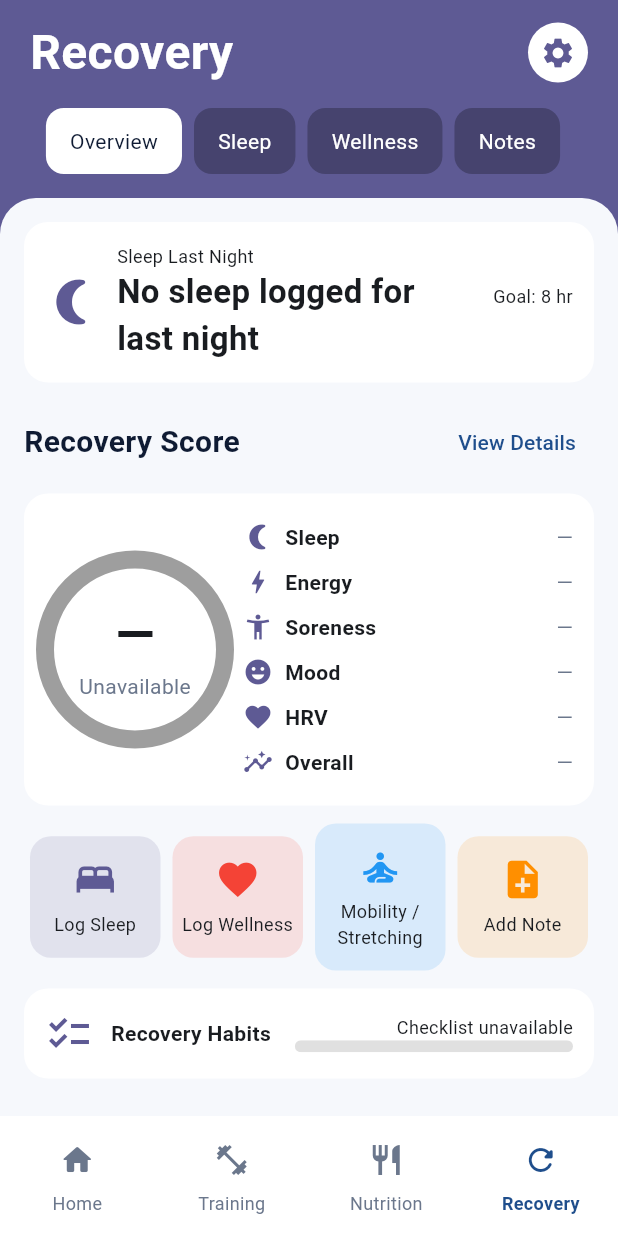
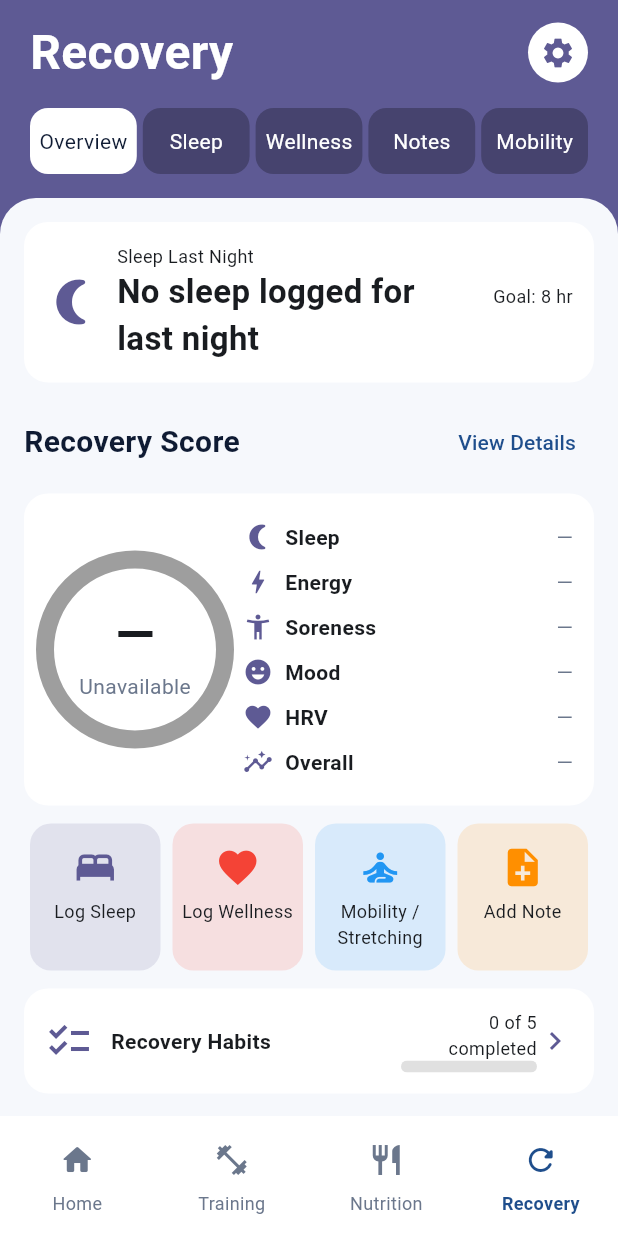
Before and after one commit to Resmeralda/bbj-ios-mobile, a Flutter app: the RecoveryScreen screen opened by its route, after a tap on "Overview", on a phone screen of 412 x 824 dp. Run offline on Flutter 3.47's test engine with Material 3 defaults, Android fonts, the phone set to English and light mode, and no system bars; our stand-ins replace cloud_firestore, firebase_auth, firebase_core, go_router, youtube_player_iframe; accounts and stored records are empty.

Commit message:
BJJ-114: Add mobility and recovery habits

```diff
--- a/lib/data/collection_store.dart
+++ b/lib/data/collection_store.dart
@@ -1,4 +1,3 @@
-
 import 'dart:async';
 
 import 'package:cloud_firestore/cloud_firestore.dart';
@@ -28,6 +27,8 @@ class CollectionStore<T> extends ChangeNotifier {
   List<T> _items = [];
   StreamSubscription<QuerySnapshot<Map<String, dynamic>>>? _sub;
   String? _uid;
+  Object _account = Object();
+  Object get account => _account;
   bool loading = false;
   String? error;
 
@@ -45,6 +46,7 @@ class CollectionStore<T> extends ChangeNotifier {
     _sub?.cancel();
     _sub = null;
     _uid = uid;
+    _account = Object();
     _items = [];
     error = null;
 
@@ -93,7 +95,9 @@ class CollectionStore<T> extends ChangeNotifier {
   void delete(String id) => _write(() => _col?.doc(id).delete());
 
   void _write(Future<void>? Function() op) {
+    final account = _account;
     op()?.catchError((Object e) {
+      if (account != _account) return;
       debugPrint('$path write failed: $e');
       error = 'Could not save your changes.';
       notifyListeners();
@@ -102,6 +106,7 @@ class CollectionStore<T> extends ChangeNotifier {
 
   @override
   void dispose() {
+    _account = Object();
     _sub?.cancel();
     super.dispose();
   }
--- a/lib/data/stores.dart
+++ b/lib/data/stores.dart
@@ -55,6 +55,22 @@ final noteStore = CollectionStore<RecoveryNote>(
   toMap: (e) => e.toMap(),
   idOf: (e) => e.id,
   compare: (a, b) => _newestFirst(a.date, b.date),
+);
+
+final mobilityStore = CollectionStore<MobilityEntry>(
+  path: 'mobility',
+  fromMap: MobilityEntry.fromMap,
+  toMap: (e) => e.toMap(),
+  idOf: (e) => e.id,
+  compare: (a, b) => _newestFirst(a.date, b.date),
+);
+
+final recoveryHabitStore = CollectionStore<RecoveryHabitDay>(
+  path: 'recovery_habits',
+  fromMap: RecoveryHabitDay.fromMap,
+  toMap: (day) => day.toMap(),
+  idOf: (day) => day.id,
+  compare: (a, b) => b.id.compareTo(a.id),
 );
 
 /// Nutrition goals: one document at users/{uid}/settings/nutrition.
@@ -119,6 +135,8 @@ void bindUserData(String? uid) {
   sleepStore.bind(uid);
   wellnessStore.bind(uid);
   noteStore.bind(uid);
+  mobilityStore.bind(uid);
+  recoveryHabitStore.bind(uid);
   goalsStore.bind(uid);
   unawaited(recoverySettingsStore.bind(uid));
 }
--- a/lib/models/health_models.dart
+++ b/lib/models/health_models.dart
@@ -263,3 +263,79 @@ class RecoveryNote {
     'body': body,
   };
 }
+
+enum MobilityActivity {
+  stretching('Stretching'),
+  mobilityExercises('Mobility exercises'),
+  foamRolling('Foam rolling'),
+  yoga('Yoga'),
+  other('Other');
+
+  const MobilityActivity(this.label);
+  final String label;
+}
+
+/// users/{uid}/mobility/{id}
+class MobilityEntry {
+  const MobilityEntry({
+    required this.id,
+    required this.date,
+    required this.activity,
+    required this.minutes,
+    this.bodyArea = '',
+    this.notes = '',
+  });
+
+  final String id;
+  final DateTime date;
+  final MobilityActivity activity;
+  final int minutes;
+  final String bodyArea;
+  final String notes;
+
+  static bool validMinutes(int? minutes) => minutes != null && minutes > 0;
+
+  factory MobilityEntry.fromMap(String id, Map<String, dynamic> data) {
+    final minutes = data['minutes'];
+    final activity = MobilityActivity.values
+        .where((activity) => activity.name == data['activity'])
+        .firstOrNull;
+    if (minutes is! int || !validMinutes(minutes) || activity == null) {
+      throw const FormatException('Invalid mobility activity or duration.');
+    }
+    return MobilityEntry(
+      id: id,
+      date: _recoveryDate(data['date']),
+      activity: activity,
+      minutes: minutes,
+      bodyArea: _str(data['bodyArea']),
+      notes: _str(data['notes']),
+    );
+  }
+
+  Map<String, dynamic> toMap() => {
+    'date': date.toIso8601String(),
+    'activity': activity.name,
+    'minutes': minutes,
+    if (bodyArea.isNotEmpty) 'bodyArea': bodyArea,
+    if (notes.isNotEmpty) 'notes': notes,
+  };
+}
+
+/// users/{uid}/recovery_habits/{localDate}
+class RecoveryHabitDay {
+  const RecoveryHabitDay({required this.id, required this.windDown});
+
+  final String id;
+  final bool windDown;
+
+  static String idFor(DateTime day) =>
+      '${day.year.toString().padLeft(4, '0')}-'
+      '${day.month.toString().padLeft(2, '0')}-'
+      '${day.day.toString().padLeft(2, '0')}';
+
+  factory RecoveryHabitDay.fromMap(String id, Map<String, dynamic> data) =>
+      RecoveryHabitDay(id: id, windDown: data['windDown'] == true);
+
+  Map<String, dynamic> toMap() => {'windDown': windDown};
+}
--- a/lib/screens/nutrition_screen.dart
+++ b/lib/screens/nutrition_screen.dart
@@ -74,6 +74,7 @@ class _NutritionScreenState extends State<NutritionScreen> {
     color: AppColors.nutrition,
     actionIcon: Icons.settings,
     tabs: const ['Log', 'Progress', 'Goals', 'Recipes'],
+    responsiveTabs: true,
     tab: tab,
     onTab: (i) => setState(() => tab = i),
     children: tab == 1
--- /dev/null
+++ b/lib/screens/recovery_habits_card.dart
@@ -0,0 +1,157 @@
+import 'package:flutter/material.dart';
+import 'package:flutter/foundation.dart';
+
+import '../data/collection_store.dart';
+import '../models/health_models.dart';
+import '../theme.dart';
+import '../widgets/common.dart';
+import '../widgets/form_helpers.dart';
+
+class RecoveryHabitsCard extends StatelessWidget {
+  const RecoveryHabitsCard({
+    super.key,
+    required this.day,
+    required this.sleep,
+    required this.wellness,
+    required this.mobility,
+    required this.notes,
+    required this.habits,
+  });
+
+  final ValueListenable<DateTime> day;
+  final CollectionStore<SleepEntry> sleep;
+  final CollectionStore<WellnessEntry> wellness;
+  final CollectionStore<MobilityEntry> mobility;
+  final CollectionStore<RecoveryNote> notes;
+  final CollectionStore<RecoveryHabitDay> habits;
+
+  bool _recorded<T>(CollectionStore<T> store, DateTime Function(T) dateOf) =>
+      store.items.any(
+        (entry) => DateUtils.isSameDay(dateOf(entry).toLocal(), day.value),
+      );
+
+  @override
+  Widget build(BuildContext context) {
+    final changes = Listenable.merge([
+      day,
+      sleep,
+      wellness,
+      mobility,
+      notes,
+      habits,
+    ]);
+    return ListenableBuilder(
+      listenable: changes,
+      builder: (context, _) {
+        final (automatic, windDown, loading, error) = _readHabits();
+        final completed =
+            automatic.values.where((done) => done).length + (windDown ? 1 : 0);
+        final total = automatic.length + 1;
+        return AppCard(
+          onTap: () => showFormSheet(
+            context,
+            ListenableBuilder(listenable: changes, builder: _checklist),
+          ),
+          child: Row(
+            children: [
+              const Icon(Icons.checklist, color: AppColors.recovery, size: 32),
+              const SizedBox(width: 12),
+              const Expanded(
+                flex: 2,
+                child: Text(
+                  'Recovery Habits',
+                  style: TextStyle(fontWeight: FontWeight.bold),
+                ),
+              ),
+              const SizedBox(width: 12),
+              Expanded(
+                child: Column(
+                  crossAxisAlignment: CrossAxisAlignment.end,
+                  children: [
+                    Text(
+                      loading
+                          ? 'Loading habits…'
+                          : error != null
+                          ? 'Habits sync issue'
+                          : '$completed of $total completed',
+                      textAlign: TextAlign.end,
+                      style: const TextStyle(fontSize: 12),
+                    ),
+                    ProgressBar(completed / total, AppColors.recovery),
+                  ],
+                ),
+              ),
+              const Icon(Icons.chevron_right, color: AppColors.recovery),
+            ],
+          ),
+        );
+      },
+    );
+  }
+
+  (Map<String, bool>, bool, bool, String?) _readHabits() {
+    final today = RecoveryHabitDay.idFor(day.value);
+    return (
+      {
+        'Log last night’s sleep': _recorded(sleep, (entry) => entry.date),
+        'Log wellness': _recorded(wellness, (entry) => entry.date),
+        'Log mobility': _recorded(mobility, (entry) => entry.date),
+        'Add a recovery note': _recorded(notes, (entry) => entry.date),
+      },
+      habits.items.any((entry) => entry.id == today && entry.windDown),
+      sleep.loading ||
+          wellness.loading ||
+          mobility.loading ||
+          notes.loading ||
+          habits.loading,
+      sleep.error ??
+          wellness.error ??
+          mobility.error ??
+          notes.error ??
+          habits.error,
+    );
+  }
+
+  Widget _checklist(BuildContext context, Widget? child) {
+    final (automatic, windDown, loading, error) = _readHabits();
+    final account = habits.account;
+    return Column(
+      mainAxisSize: MainAxisSize.min,
+      crossAxisAlignment: CrossAxisAlignment.stretch,
+      children: [
+        const SheetTitle('Daily Recovery Habits'),
+        Text(RecoveryHabitDay.idFor(day.value)),
+        if (loading) const Text('Loading habits…'),
+        if (error != null) Text(error),
+        const SizedBox(height: 8),
+        const Text('The first four habits update from your logs.'),
+        for (final entry in automatic.entries)
+          CheckboxListTile(
+            dense: true,
+            contentPadding: EdgeInsets.zero,
+            title: Text(entry.key),
+            value: entry.value,
+            onChanged: null,
+          ),
+        CheckboxListTile(
+          dense: true,
+          contentPadding: EdgeInsets.zero,
+          title: const Text('Wind-down'),
+          value: windDown,
+          activeColor: AppColors.recovery,
+          onChanged: habits.loading
+              ? null
+              : (value) {
+                  if (account != habits.account) return;
+                  habits.save(
+                    RecoveryHabitDay(
+                      id: RecoveryHabitDay.idFor(day.value),
+                      windDown: value == true,
+                    ),
+                  );
+                },
+        ),
+      ],
+    );
+  }
+}
--- a/lib/screens/recovery_screen.dart
+++ b/lib/screens/recovery_screen.dart
@@ -1,3 +1,5 @@
+import 'dart:async';
+
 import 'package:flutter/material.dart';
 import 'package:go_router/go_router.dart';
 
@@ -10,6 +12,8 @@ import '../models/training_session.dart' show formatDate;
 import '../theme.dart';
 import '../widgets/common.dart';
 import '../widgets/form_helpers.dart';
+import 'recovery_habits_card.dart';
+import 'recovery_mobility_tab.dart';
 import 'recovery_score_widgets.dart';
 import 'recovery_tabs.dart';
 
@@ -19,45 +23,97 @@ class RecoveryScreen extends StatefulWidget {
     this.sleep,
     this.wellness,
     this.notes,
+    this.mobility,
+    this.habits,
     this.settings,
+    this.clock,
   });
 
   final CollectionStore<SleepEntry>? sleep;
   final CollectionStore<WellnessEntry>? wellness;
   final CollectionStore<RecoveryNote>? notes;
+  final CollectionStore<MobilityEntry>? mobility;
+  final CollectionStore<RecoveryHabitDay>? habits;
   final RecoverySettingsStore? settings;
+  final DateTime Function()? clock;
 
   @override
   State<RecoveryScreen> createState() => _RecoveryScreenState();
 }
 
-class _RecoveryScreenState extends State<RecoveryScreen> {
+class _RecoveryScreenState extends State<RecoveryScreen>
+    with WidgetsBindingObserver {
   int tab = 0;
+  late final ValueNotifier<DateTime> _day;
+  Timer? _midnight;
+
+  DateTime _now() => (widget.clock?.call() ?? DateTime.now()).toLocal();
+
+  @override
+  void initState() {
+    super.initState();
+    _day = ValueNotifier(DateUtils.dateOnly(_now()));
+    WidgetsBinding.instance.addObserver(this);
+    _updateDay();
+  }
+
+  void _updateDay() {
+    _midnight?.cancel();
+    final now = _now();
+    _day.value = DateUtils.dateOnly(now);
+    final nextDay = DateTime(now.year, now.month, now.day + 1);
+    _midnight = Timer(nextDay.difference(now), _updateDay);
+  }
+
+  @override
+  void didChangeAppLifecycleState(AppLifecycleState state) {
+    if (state == AppLifecycleState.resumed) _updateDay();
+  }
+
+  @override
+  void dispose() {
+    _midnight?.cancel();
+    _day.dispose();
+    WidgetsBinding.instance.removeObserver(this);
+    super.dispose();
+  }
 
   @override
   Widget build(BuildContext context) {
     final sleep = widget.sleep ?? sleepStore;
     final wellness = widget.wellness ?? wellnessStore;
     final notes = widget.notes ?? noteStore;
+    final mobility = widget.mobility ?? mobilityStore;
+    final habits = widget.habits ?? recoveryHabitStore;
     final settings = widget.settings ?? recoverySettingsStore;
     return ListenableBuilder(
       listenable: Listenable.merge([
         settings,
-        if (tab == 0) ...[sleep, wellness, notes],
+        if (tab == 0) ...[sleep, wellness, notes, _day],
       ]),
       builder: (context, _) => ScreenScaffold(
         title: 'Recovery',
         color: AppColors.recovery,
         actionIcon: Icons.settings,
         onAction: () => context.push('/recovery/settings'),
-        tabs: const ['Overview', 'Sleep', 'Wellness', 'Notes'],
+        tabs: const ['Overview', 'Sleep', 'Wellness', 'Notes', 'Mobility'],
+        responsiveTabs: true,
         tab: tab,
         onTab: (i) => setState(() => tab = i),
         children: switch (tab) {
           1 => [RecoverySleepTab(store: sleep, settings: settings.settings)],
           2 => [RecoveryWellnessTab(store: wellness)],
           3 => [RecoveryNotesTab(store: notes)],
-          _ => _overview(context, sleep, wellness, notes, settings),
+          4 => [RecoveryMobilityTab(store: mobility)],
+          _ => _overview(
+            context,
+            sleep,
+            wellness,
+            notes,
+            mobility,
+            habits,
+            settings,
+          ),
         },
       ),
     );
@@ -68,6 +124,8 @@ class _RecoveryScreenState extends State<RecoveryScreen> {
     CollectionStore<SleepEntry> sleep,
     CollectionStore<WellnessEntry> wellness,
     CollectionStore<RecoveryNote> notes,
+    CollectionStore<MobilityEntry> mobility,
+    CollectionStore<RecoveryHabitDay> habits,
     RecoverySettingsStore settingsStore,
   ) {
     final assessment = readRecoveryAssessment(sleep, wellness, settingsStore);
@@ -186,7 +244,9 @@ class _RecoveryScreenState extends State<RecoveryScreen> {
           ],
         ),
       ),
-      Row(
+      IntrinsicHeight(
+        child: Row(
+          crossAxisAlignment: CrossAxisAlignment.stretch,
           children: [
             QuickTile(
               Icons.bed,
@@ -200,10 +260,11 @@ class _RecoveryScreenState extends State<RecoveryScreen> {
               Colors.red,
               onTap: () => showLogWellnessForm(context, wellness),
             ),
-          const QuickTile(
+            QuickTile(
               Icons.self_improvement,
               'Mobility / Stretching',
               Colors.blue,
+              onTap: () => showMobilityForm(context, mobility),
             ),
             QuickTile(
               Icons.note_add,
@@ -213,28 +274,15 @@ class _RecoveryScreenState extends State<RecoveryScreen> {
             ),
           ],
         ),
+      ),
       const SizedBox(height: 12),
-      const AppCard(
-        child: Row(
-          children: [
-            Icon(Icons.checklist, color: AppColors.recovery, size: 32),
-            SizedBox(width: 12),
-            Text(
-              'Recovery Habits',
-              style: TextStyle(fontWeight: FontWeight.bold),
-            ),
-            SizedBox(width: 16),
-            Expanded(
-              child: Column(
-                crossAxisAlignment: CrossAxisAlignment.end,
-                children: [
-                  Text('Checklist unavailable', style: TextStyle(fontSize: 12)),
-                  ProgressBar(0, Colors.grey),
-                ],
-              ),
-            ),
-          ],
-        ),
+      RecoveryHabitsCard(
+        day: _day,
+        sleep: sleep,
+        wellness: wellness,
+        mobility: mobility,
+        notes: notes,
+        habits: habits,
       ),
       const SectionHeader('This Week', action: 'View All'),
       Row(
--- a/lib/screens/training_screen.dart
+++ b/lib/screens/training_screen.dart
@@ -43,6 +43,7 @@ class _TrainingScreenState extends State<TrainingScreen> {
         actionIcon: Icons.add,
         onAction: () => context.push('/training/log'),
         tabs: const ['Log', 'History', 'Techniques'],
+        responsiveTabs: true,
         tab: tab,
         onTab: (i) => setState(() => tab = i),
         children: tab == 1
--- a/lib/widgets/common.dart
+++ b/lib/widgets/common.dart
@@ -11,6 +11,7 @@ class ScreenScaffold extends StatelessWidget {
   final List<String> tabs;
   final int tab;
   final ValueChanged<int>? onTab;
+  final bool responsiveTabs;
   final List<Widget> children;
   final EdgeInsetsGeometry bodyPadding;
 
@@ -24,8 +25,97 @@ class ScreenScaffold extends StatelessWidget {
     this.tabs = const [],
     this.tab = 0,
     this.onTab,
+    this.responsiveTabs = false,
     this.bodyPadding = const EdgeInsets.all(16),
   });
+
+  Widget _tabButton(int index, {double? width, double padding = 16}) =>
+      SizedBox(
+        width: width,
+        child: Material(
+          color: index == tab ? Colors.white : Colors.black26,
+          borderRadius: BorderRadius.circular(12),
+          child: InkWell(
+            borderRadius: BorderRadius.circular(12),
+            onTap: () => onTab?.call(index),
+            child: Padding(
+              padding: EdgeInsets.symmetric(horizontal: padding, vertical: 12),
+              child: Text(
+                tabs[index],
+                maxLines: 1,
+                softWrap: false,
+                textAlign: TextAlign.center,
+                style: TextStyle(
+                  color: index == tab ? AppColors.ink : Colors.white,
+                ),
+              ),
+            ),
+          ),
+        ),
+      );
+
+  Widget _buildTabs() {
+    if (!responsiveTabs) {
+      return SingleChildScrollView(
+        scrollDirection: Axis.horizontal,
+        child: Row(
+          children: [
+            for (var i = 0; i < tabs.length; i++)
+              Padding(
+                padding: const EdgeInsets.only(right: 8),
+                child: _tabButton(i),
+              ),
+          ],
+        ),
+      );
+    }
+
+    return LayoutBuilder(
+      key: ValueKey('$title tabs'),
+      builder: (context, constraints) {
+        const spacing = 4.0;
+        const minimumPadding = 4.0;
+        final painter = TextPainter(
+          textDirection: Directionality.of(context),
+          textScaler: MediaQuery.textScalerOf(context),
+          locale: Localizations.maybeLocaleOf(context),
+          maxLines: 1,
+        );
+        final style = Theme.of(context).textTheme.bodyMedium;
+        var longestLabel = 0.0;
+        for (final label in tabs) {
+          painter.text = TextSpan(text: label, style: style);
+          painter.layout();
+          if (painter.width > longestLabel) longestLabel = painter.width;
+        }
+        painter.dispose();
+
+        final minimumWidth = (longestLabel.ceilToDouble() + minimumPadding * 2)
+            .clamp(48.0, double.infinity);
+        final idealWidth =
+            (constraints.maxWidth - spacing * (tabs.length - 1)) / tabs.length;
+        final width = idealWidth < minimumWidth ? minimumWidth : idealWidth;
+        final padding = ((width - longestLabel) / 2).clamp(
+          minimumPadding,
+          16.0,
+        );
+        final row = Row(
+          mainAxisSize: MainAxisSize.min,
+          spacing: spacing,
+          children: [
+            for (var i = 0; i < tabs.length; i++)
+              _tabButton(i, width: width, padding: padding),
+          ],
+        );
+        return idealWidth < minimumWidth
+            ? SingleChildScrollView(
+                scrollDirection: Axis.horizontal,
+                child: row,
+              )
+            : row;
+      },
+    );
+  }
 
   @override
   Widget build(BuildContext context) => Scaffold(
@@ -62,39 +152,7 @@ class ScreenScaffold extends StatelessWidget {
                 ),
                 if (tabs.isNotEmpty) ...[
                   const SizedBox(height: 14),
-                  SingleChildScrollView(
-                    scrollDirection: Axis.horizontal,
-                    child: Row(
-                      children: [
-                        for (var i = 0; i < tabs.length; i++)
-                          Padding(
-                            padding: const EdgeInsets.only(right: 8),
-                            child: Material(
-                              color: i == tab ? Colors.white : Colors.black26,
-                              borderRadius: BorderRadius.circular(12),
-                              child: InkWell(
-                                borderRadius: BorderRadius.circular(12),
-                                onTap: () => onTab?.call(i),
-                                child: Padding(
-                                  padding: const EdgeInsets.symmetric(
-                                    horizontal: 16,
-                                    vertical: 12,
-                                  ),
-                                  child: Text(
-                                    tabs[i],
-                                    maxLines: 1,
-                                    softWrap: false,
-                                    style: TextStyle(
-                                      color: i == tab ? AppColors.ink : Colors.white,
-                                    ),
-                                  ),
-                                ),
-                              ),
-                            ),
-                          ),
-                      ],
-                    ),
-                  ),
+                  _buildTabs(),
                 ],
               ],
             ),
@@ -105,10 +163,7 @@ class ScreenScaffold extends StatelessWidget {
                 color: AppColors.background,
                 borderRadius: BorderRadius.vertical(top: Radius.circular(24)),
               ),
-              child: ListView(
-                padding: bodyPadding,
-                children: children,
-              ),
+              child: ListView(padding: bodyPadding, children: children),
             ),
           ),
         ],
```
Also changed, not shown: lib/screens/recovery_mobility_tab.dart (added, +174 -0 lines), 2 other files. Lines whose indentation alone changed are shown as unchanged.
